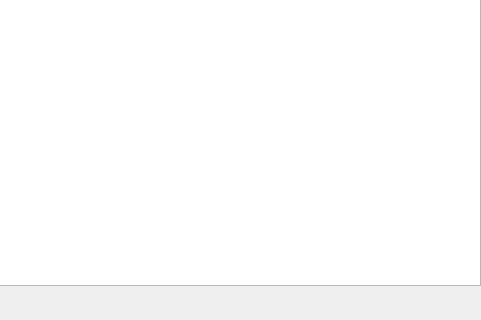
Qt form mainTable.ui (knkf/4ebnaja_praktika) before a commit; both pictures show x 730 to 1211 and y 464 to 784 of the 1211 by 784 pixel window.
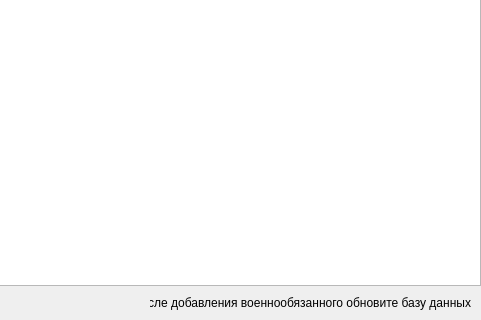
The same form after that commit.

Commit message: Added possibility to view flmc params in the form before changing

```diff
--- a/mainTable.ui
+++ b/mainTable.ui
@@ -80,6 +80,22 @@
      <string>Сбросить</string>
     </property>
    </widget>
+   <widget class="QLabel" name="prompt">
+    <property name="geometry">
+     <rect>
+      <x>880</x>
+      <y>740</y>
+      <width>321</width>
+      <height>16</height>
+     </rect>
+    </property>
+    <property name="text">
+     <string>После добавления военнообязанного обновите базу данных</string>
+    </property>
+    <property name="alignment">
+     <set>Qt::AlignRight|Qt::AlignTrailing|Qt::AlignVCenter</set>
+    </property>
+   </widget>
   </widget>
   <widget class="QMenuBar" name="menuBar">
    <property name="geometry">
```
The commit also changes 3 other files.
